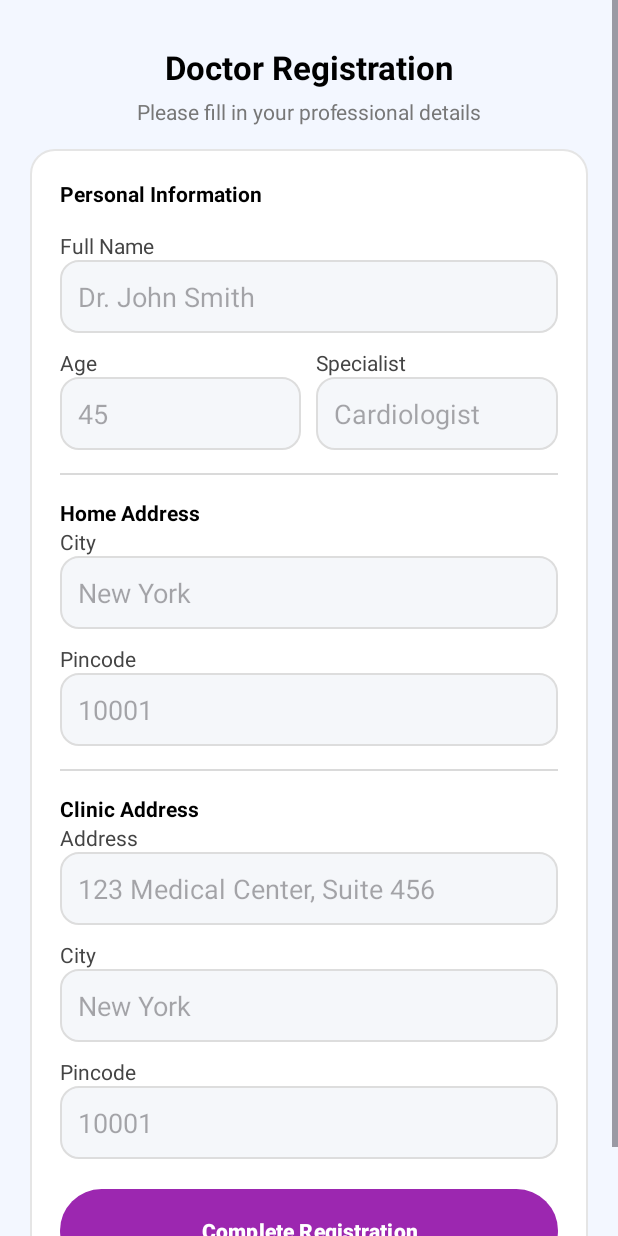
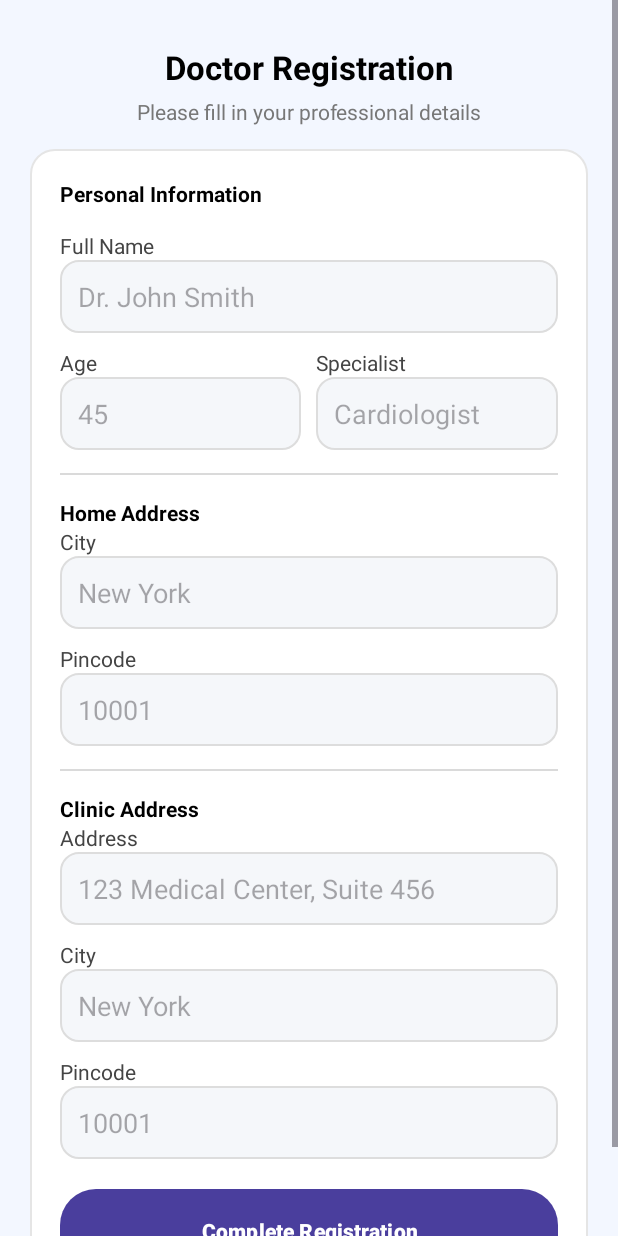
Before and after one commit to kavyagowda7/elderly_care_proj, an Android app: the DoctorRegistrationActivity screen opened directly, with no data from a screen before it, on a phone screen of 412 x 824 dp. Run offline under Robolectric (Android 15) with nearby library versions, the phone set to English and light mode, and no system bars; our stand-ins replace Firebase (no records; nobody signed in at launch, a user with empty details on screens opened directly).

Commit message:
doc registration button colour change

```diff
--- a/app/src/main/res/drawable/blue_gradient.xml
+++ b/app/src/main/res/drawable/blue_gradient.xml
@@ -1,7 +1,7 @@
-<shape xmlns:android="http://schemas.android.com/apk/res/android" android:shape="rectangle">
+<shape xmlns:android="http://schemas.android.com/apk/res/android">
     <gradient
         android:startColor="#4A3E9D"
         android:endColor="#4A3E9D"
-        android:angle="0"/>
-    <corners android:radius="50dp" />
+        android:angle="270" />
+    <corners android:radius="24dp"/>
 </shape>
--- a/app/src/main/res/layout/activity_doctor_registration.xml
+++ b/app/src/main/res/layout/activity_doctor_registration.xml
@@ -2,6 +2,7 @@
 <ScrollView xmlns:android="http://schemas.android.com/apk/res/android"
     android:layout_width="match_parent"
     android:layout_height="match_parent"
+    xmlns:app="http://schemas.android.com/apk/res-auto"
     android:background="#F3F7FF">
 
     <LinearLayout
@@ -36,184 +37,208 @@
         <LinearLayout
             android:layout_width="match_parent"
             android:layout_height="wrap_content"
+            android:background="@drawable/white_card_bg"
             android:orientation="vertical"
-            android:background="@drawable/white_card_bg"
             android:padding="20dp">
 
             <!-- Section: Personal Info -->
             <TextView
+                android:layout_width="wrap_content"
+                android:layout_height="wrap_content"
+                android:layout_marginBottom="15dp"
                 android:text="Personal Information"
-                android:textStyle="bold"
                 android:textColor="#000"
-                android:layout_marginBottom="15dp"
+                android:textStyle="bold" />
+
+            <TextView
                 android:layout_width="wrap_content"
-                android:layout_height="wrap_content" />
+                android:layout_height="wrap_content"
+                android:text="Full Name"
+                android:textColor="#444" />
 
-            <TextView android:text="Full Name" android:textColor="#444"
-                android:layout_width="wrap_content" android:layout_height="wrap_content" />
             <EditText
                 android:id="@+id/edt_fullname"
+                android:layout_width="match_parent"
+                android:layout_height="wrap_content"
+                android:background="@drawable/rounded_input"
                 android:hint="Dr. John Smith"
-                android:background="@drawable/rounded_input"
-                android:padding="12dp"
-                android:layout_width="match_parent"
-                android:layout_height="wrap_content" />
+                android:padding="12dp" />
 
             <LinearLayout
-                android:orientation="horizontal"
                 android:layout_width="match_parent"
                 android:layout_height="wrap_content"
-                android:layout_marginTop="10dp">
+                android:layout_marginTop="10dp"
+                android:orientation="horizontal">
 
                 <LinearLayout
+                    android:layout_width="0dp"
+                    android:layout_height="wrap_content"
                     android:layout_weight="1"
-                    android:orientation="vertical"
-                    android:layout_width="0dp"
-                    android:layout_height="wrap_content">
+                    android:orientation="vertical">
 
-                    <TextView android:text="Age"
-                        android:textColor="#444"
+                    <TextView
+                        android:layout_width="wrap_content"
                         android:layout_height="wrap_content"
-                        android:layout_width="wrap_content"/>
+                        android:text="Age"
+                        android:textColor="#444" />
+
                     <EditText
                         android:id="@+id/edt_age"
+                        android:layout_width="match_parent"
+                        android:layout_height="wrap_content"
+                        android:background="@drawable/rounded_input"
                         android:hint="45"
                         android:inputType="number"
-                        android:background="@drawable/rounded_input"
-                        android:padding="12dp"
-                        android:layout_width="match_parent"
-                        android:layout_height="wrap_content" />
+                        android:padding="12dp" />
                 </LinearLayout>
 
-                <Space android:layout_width="10dp" android:layout_height="wrap_content" />
+                <Space
+                    android:layout_width="10dp"
+                    android:layout_height="wrap_content" />
 
                 <LinearLayout
+                    android:layout_width="0dp"
+                    android:layout_height="wrap_content"
                     android:layout_weight="1"
-                    android:orientation="vertical"
-                    android:layout_width="0dp"
-                    android:layout_height="wrap_content">
+                    android:orientation="vertical">
 
-                    <TextView android:text="Specialist"
-                        android:textColor="#444"
+                    <TextView
+                        android:layout_width="wrap_content"
                         android:layout_height="wrap_content"
-                        android:layout_width="wrap_content"/>
+                        android:text="Specialist"
+                        android:textColor="#444" />
+
                     <EditText
                         android:id="@+id/edt_specialist"
+                        android:layout_width="match_parent"
+                        android:layout_height="wrap_content"
+                        android:background="@drawable/rounded_input"
                         android:hint="Cardiologist"
-                        android:background="@drawable/rounded_input"
-                        android:padding="12dp"
-                        android:layout_width="match_parent"
-                        android:layout_height="wrap_content" />
+                        android:padding="12dp" />
                 </LinearLayout>
             </LinearLayout>
 
             <!-- Divider -->
             <View
-                android:background="#DADADA"
+                android:layout_width="match_parent"
+                android:layout_height="1dp"
                 android:layout_marginTop="15dp"
                 android:layout_marginBottom="15dp"
-                android:layout_width="match_parent"
-                android:layout_height="1dp" />
+                android:background="#DADADA" />
 
             <!-- Home Address -->
-            <TextView android:text="Home Address"
-                android:textStyle="bold"
+            <TextView
+                android:layout_width="wrap_content"
+                android:layout_height="wrap_content"
+                android:text="Home Address"
                 android:textColor="#000"
+                android:textStyle="bold" />
+
+            <TextView
+                android:layout_width="wrap_content"
                 android:layout_height="wrap_content"
-                android:layout_width="wrap_content"/>
+                android:text="City"
+                android:textColor="#444" />
 
-            <TextView android:text="City"
-                android:textColor="#444"
-                android:layout_height="wrap_content"
-                android:layout_width="wrap_content"/>
             <EditText
                 android:id="@+id/edt_home_city"
+                android:layout_width="match_parent"
+                android:layout_height="wrap_content"
+                android:background="@drawable/rounded_input"
                 android:hint="New York"
-                android:background="@drawable/rounded_input"
-                android:padding="12dp"
-                android:layout_width="match_parent"
-                android:layout_height="wrap_content" />
+                android:padding="12dp" />
 
-            <TextView android:text="Pincode"
+            <TextView
+                android:layout_width="wrap_content"
+                android:layout_height="wrap_content"
                 android:layout_marginTop="10dp"
-                android:textColor="#444"
-                android:layout_height="wrap_content"
-                android:layout_width="wrap_content"/>
+                android:text="Pincode"
+                android:textColor="#444" />
 
             <EditText
                 android:id="@+id/edt_home_pincode"
+                android:layout_width="match_parent"
+                android:layout_height="wrap_content"
+                android:background="@drawable/rounded_input"
                 android:hint="10001"
                 android:inputType="number"
-                android:background="@drawable/rounded_input"
-                android:padding="12dp"
-                android:layout_width="match_parent"
-                android:layout_height="wrap_content" />
+                android:padding="12dp" />
 
             <!-- Divider -->
             <View
-                android:background="#DADADA"
+                android:layout_width="match_parent"
+                android:layout_height="1dp"
                 android:layout_marginTop="15dp"
                 android:layout_marginBottom="15dp"
-                android:layout_width="match_parent"
-                android:layout_height="1dp" />
+                android:background="#DADADA" />
 
             <!-- Clinic Address -->
-            <TextView android:text="Clinic Address"
-                android:textStyle="bold"
+            <TextView
+                android:layout_width="wrap_content"
+                android:layout_height="wrap_content"
+                android:text="Clinic Address"
                 android:textColor="#000"
+                android:textStyle="bold" />
+
+            <TextView
+                android:layout_width="wrap_content"
                 android:layout_height="wrap_content"
-                android:layout_width="wrap_content"/>
+                android:text="Address"
+                android:textColor="#444" />
 
-            <TextView android:text="Address"
-                android:textColor="#444"
-                android:layout_height="wrap_content"
-                android:layout_width="wrap_content"/>
             <EditText
                 android:id="@+id/edt_clinic_address"
+                android:layout_width="match_parent"
+                android:layout_height="wrap_content"
+                android:background="@drawable/rounded_input"
                 android:hint="123 Medical Center, Suite 456"
-                android:background="@drawable/rounded_input"
-                android:padding="12dp"
-                android:layout_width="match_parent"
-                android:layout_height="wrap_content" />
+                android:padding="12dp" />
 
-            <TextView android:text="City"
+            <TextView
+                android:layout_width="wrap_content"
+                android:layout_height="wrap_content"
                 android:layout_marginTop="10dp"
-                android:textColor="#444"
-                android:layout_height="wrap_content"
-                android:layout_width="wrap_content"/>
+                android:text="City"
+                android:textColor="#444" />
+
             <EditText
                 android:id="@+id/edt_clinic_city"
+                android:layout_width="match_parent"
+                android:layout_height="wrap_content"
+                android:background="@drawable/rounded_input"
                 android:hint="New York"
-                android:background="@drawable/rounded_input"
-                android:padding="12dp"
-                android:layout_width="match_parent"
-                android:layout_height="wrap_content" />
+                android:padding="12dp" />
 
-            <TextView android:text="Pincode"
+            <TextView
+                android:layout_width="wrap_content"
+                android:layout_height="wrap_content"
                 android:layout_marginTop="10dp"
-                android:textColor="#444"
-                android:layout_height="wrap_content"
-                android:layout_width="wrap_content"/>
+                android:text="Pincode"
+                android:textColor="#444" />
+
             <EditText
                 android:id="@+id/edt_clinic_pincode"
+                android:layout_width="match_parent"
+                android:layout_height="wrap_content"
+                android:background="@drawable/rounded_input"
                 android:hint="10001"
                 android:inputType="number"
-                android:background="@drawable/rounded_input"
-                android:padding="12dp"
-                android:layout_width="match_parent"
-                android:layout_height="wrap_content" />
+                android:padding="12dp" />
 
             <!-- Submit Button -->
-            <Button
+            <com.google.android.material.button.MaterialButton
                 android:id="@+id/btn_submit"
+                android:layout_width="match_parent"
+                android:layout_height="wrap_content"
+                android:layout_marginTop="20dp"
                 android:text="Complete Registration"
-                android:textColor="#fff"
+                android:textColor="@android:color/white"
                 android:textStyle="bold"
-                android:layout_marginTop="20dp"
-                android:background="@drawable/blue_gradient"
                 android:padding="14dp"
-                android:layout_width="match_parent"
-                android:layout_height="wrap_content" />
+                app:backgroundTint="@null"
+                android:background="@drawable/blue_gradient" />
+
+
 
         </LinearLayout>
 
```
